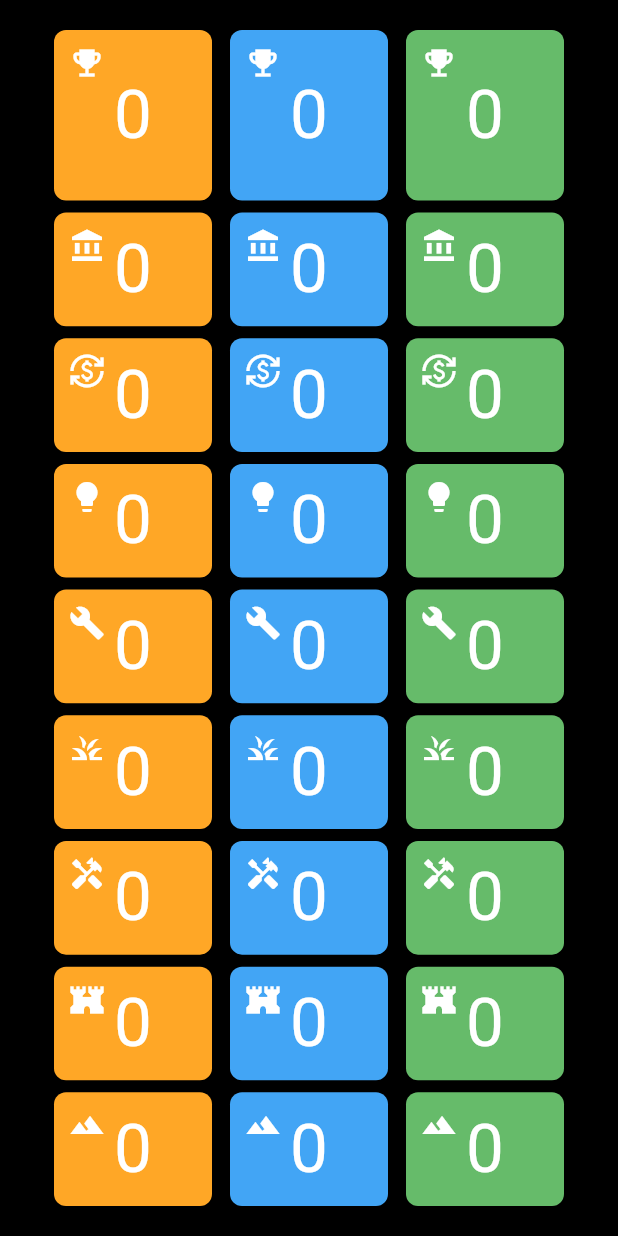
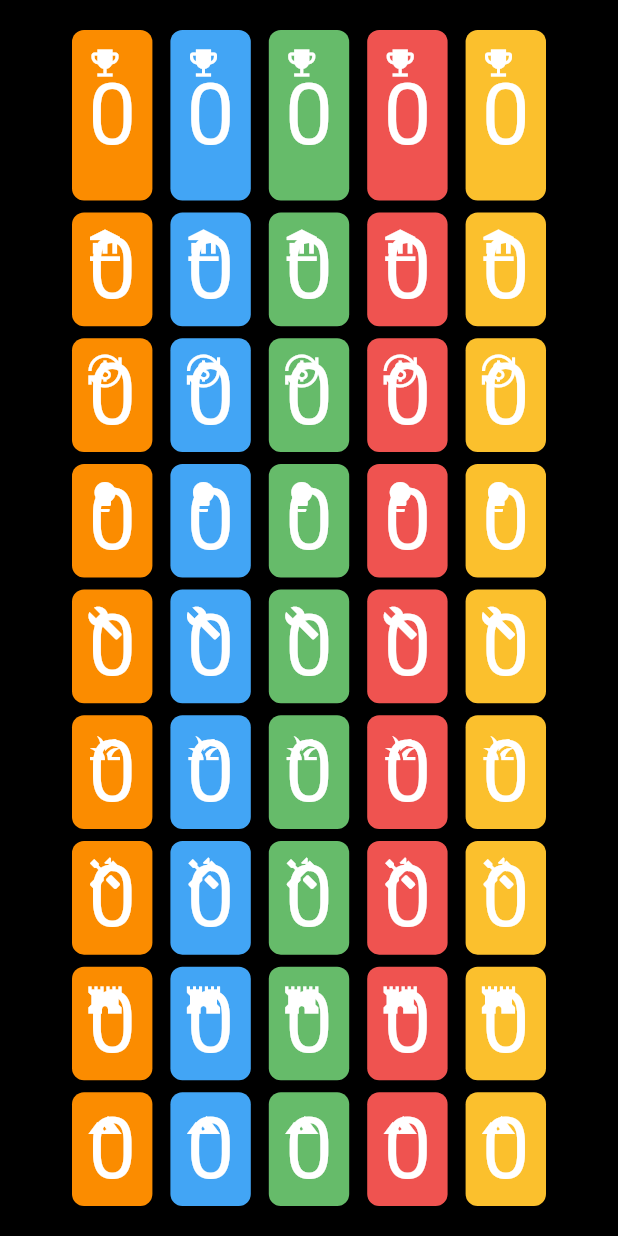
Before and after one commit to tamura2004/foh_score, a Flutter app: the screen it shows after launch, on a phone screen of 412 x 824 dp. Run offline on Flutter 3.47's test engine with Material 2 defaults, Android fonts, the phone set to English and light mode, and no system bars.

Commit message:
Update player number

```diff
--- a/lib/main.dart
+++ b/lib/main.dart
@@ -73,9 +73,11 @@ class MyApp extends StatelessWidget {
 
 class MyAppState extends ChangeNotifier {
   List<Player> players = [
-    Player(Colors.orange.shade400),
+    Player(Colors.orange.shade600),
     Player(Colors.blue.shade400),
     Player(Colors.green.shade400),
+    Player(Colors.red.shade400),
+    Player(Colors.yellow.shade700),
   ];
   void incrementAbility(int i, Ability ability) {
     players[i].incrementAbility(ability);
@@ -94,7 +96,7 @@ class MyHomePage extends StatelessWidget {
     final double deviceHeight = MediaQuery.of(context).size.height;
     final double deviceWidth = MediaQuery.of(context).size.width;
     final height = (deviceHeight - 8 * 9 - 32) / 9.5;
-    final width = (deviceWidth - 24 * 4) / 3;
+    final width = (deviceWidth - 24 * 6) / 5;
 
     var appState = context.watch<MyAppState>();
     return Scaffold(
@@ -224,7 +226,7 @@ class ScorePanel extends StatelessWidget {
   @override
   Widget build(BuildContext context) {
     final theme = Theme.of(context);
-    final style = theme.textTheme.displayMedium!.copyWith(
+    final style = theme.textTheme.displayLarge!.copyWith(
       color: theme.colorScheme.onPrimary,
     );
     return Stack(alignment: Alignment.center, children: [
```
Also changed, not shown: 3 other files.
